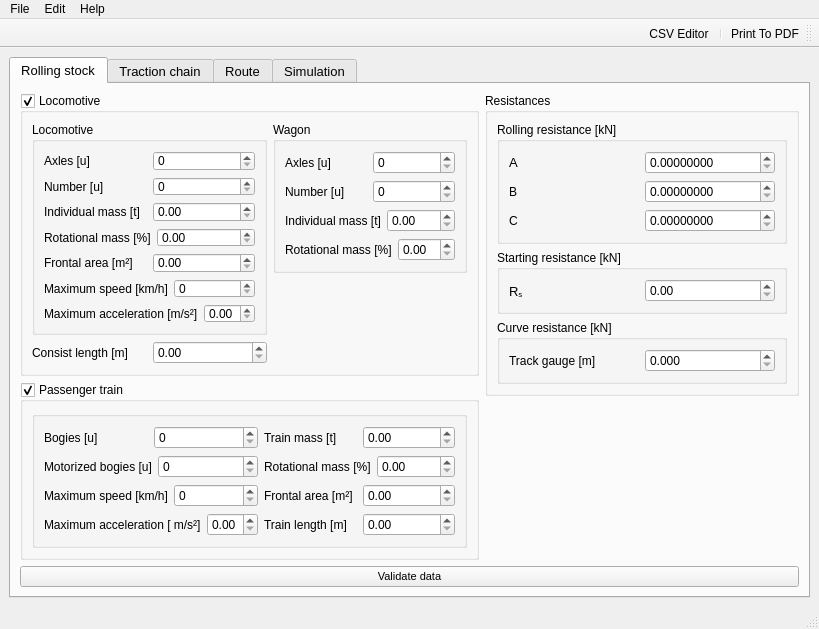
Old version of the form RailwaySim_GUI.ui in the repository danicc097/RailwaySim.
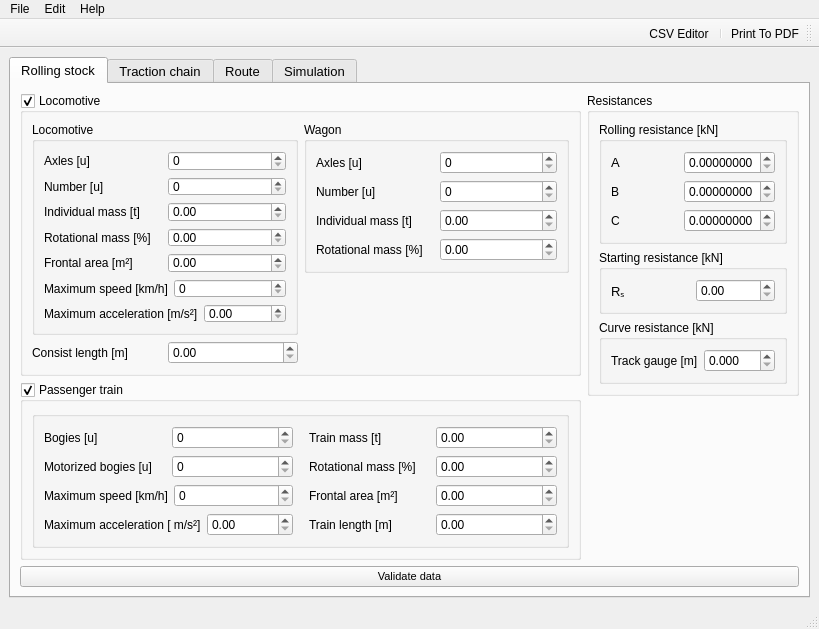
New version of the form. The open tabs and pages were chosen to show the change. Icons and pictures are not drawn.

Patch:
```diff
--- a/RailwaySim_GUI.ui
+++ b/RailwaySim_GUI.ui
@@ -57,7 +57,7 @@
        <bool>false</bool>
       </property>
       <property name="currentIndex">
-       <number>3</number>
+       <number>0</number>
       </property>
       <property name="documentMode">
        <bool>false</bool>
@@ -136,7 +136,7 @@
              <item>
               <widget class="QGroupBox" name="groupBox_5">
                <property name="sizePolicy">
-                <sizepolicy hsizetype="Preferred" vsizetype="Preferred">
+                <sizepolicy hsizetype="Minimum" vsizetype="Preferred">
                  <horstretch>0</horstretch>
                  <verstretch>0</verstretch>
                 </sizepolicy>
@@ -145,7 +145,34 @@
                 <string/>
                </property>
                <layout class="QGridLayout" name="gridLayout">
-                <item row="0" column="1">
+                <item row="3" column="2">
+                 <layout class="QHBoxLayout" name="horizontalLayout_32">
+                  <item>
+                   <widget class="QLabel" name="label_25">
+                    <property name="text">
+                     <string>Train length [m]</string>
+                    </property>
+                   </widget>
+                  </item>
+                  <item>
+                   <widget class="QDoubleSpinBox" name="TRAIN_LENGTH">
+                    <property name="wrapping">
+                     <bool>false</bool>
+                    </property>
+                    <property name="specialValueText">
+                     <string/>
+                    </property>
+                    <property name="prefix">
+                     <string/>
+                    </property>
+                    <property name="suffix">
+                     <string/>
+                    </property>
+                   </widget>
+                  </item>
+                 </layout>
+                </item>
+                <item row="0" column="2">
                  <layout class="QHBoxLayout" name="horizontalLayout_11">
                   <item>
                    <widget class="QLabel" name="label_9">
@@ -175,33 +202,6 @@
                   </item>
                  </layout>
                 </item>
-                <item row="1" column="0">
-                 <layout class="QHBoxLayout" name="horizontalLayout_16">
-                  <item>
-                   <widget class="QLabel" name="label_17">
-                    <property name="text">
-                     <string>Motorized bogies [u]</string>
-                    </property>
-                   </widget>
-                  </item>
-                  <item>
-                   <widget class="QSpinBox" name="MOTOR_BOGIES">
-                    <property name="layoutDirection">
-                     <enum>Qt::LeftToRight</enum>
-                    </property>
-                    <property name="wrapping">
-                     <bool>false</bool>
-                    </property>
-                    <property name="specialValueText">
-                     <string/>
-                    </property>
-                    <property name="suffix">
-                     <string/>
-                    </property>
-                   </widget>
-                  </item>
-                 </layout>
-                </item>
                 <item row="2" column="0">
                  <layout class="QHBoxLayout" name="horizontalLaya_2">
                   <item>
@@ -229,34 +229,7 @@
                   </item>
                  </layout>
                 </item>
-                <item row="0" column="0">
-                 <layout class="QHBoxLayout" name="horizontalLayout_17">
-                  <item>
-                   <widget class="QLabel" name="label_18">
-                    <property name="text">
-                     <string>Bogies [u]</string>
-                    </property>
-                   </widget>
-                  </item>
-                  <item>
-                   <widget class="QSpinBox" name="BOGIES">
-                    <property name="layoutDirection">
-                     <enum>Qt::LeftToRight</enum>
-                    </property>
-                    <property name="wrapping">
-                     <bool>false</bool>
-                    </property>
-                    <property name="specialValueText">
-                     <string/>
-                    </property>
-                    <property name="suffix">
-                     <string/>
-                    </property>
-                   </widget>
-                  </item>
-                 </layout>
-                </item>
-                <item row="2" column="1">
+                <item row="2" column="2">
                  <layout class="QHBoxLayout" name="horizontalLayout_13">
                   <item>
                    <widget class="QLabel" name="label_13">
@@ -283,6 +256,60 @@
                   </item>
                  </layout>
                 </item>
+                <item row="1" column="0">
+                 <layout class="QHBoxLayout" name="horizontalLayout_16">
+                  <item>
+                   <widget class="QLabel" name="label_17">
+                    <property name="text">
+                     <string>Motorized bogies [u]</string>
+                    </property>
+                   </widget>
+                  </item>
+                  <item>
+                   <widget class="QSpinBox" name="MOTOR_BOGIES">
+                    <property name="layoutDirection">
+                     <enum>Qt::LeftToRight</enum>
+                    </property>
+                    <property name="wrapping">
+                     <bool>false</bool>
+                    </property>
+                    <property name="specialValueText">
+                     <string/>
+                    </property>
+                    <property name="suffix">
+                     <string/>
+                    </property>
+                   </widget>
+                  </item>
+                 </layout>
+                </item>
+                <item row="1" column="2">
+                 <layout class="QHBoxLayout" name="horizontalLayout_12">
+                  <item>
+                   <widget class="QLabel" name="label_12">
+                    <property name="text">
+                     <string>Rotational mass [%]</string>
+                    </property>
+                   </widget>
+                  </item>
+                  <item>
+                   <widget class="QDoubleSpinBox" name="TRAIN_ROT_MASS">
+                    <property name="wrapping">
+                     <bool>false</bool>
+                    </property>
+                    <property name="specialValueText">
+                     <string/>
+                    </property>
+                    <property name="prefix">
+                     <string/>
+                    </property>
+                    <property name="suffix">
+                     <string/>
+                    </property>
+                   </widget>
+                  </item>
+                 </layout>
+                </item>
                 <item row="3" column="0">
                  <layout class="QHBoxLayout" name="horizontalLayout_14">
                   <item>
@@ -313,26 +340,26 @@
                   </item>
                  </layout>
                 </item>
-                <item row="1" column="1">
-                 <layout class="QHBoxLayout" name="horizontalLayout_12">
+                <item row="0" column="0">
+                 <layout class="QHBoxLayout" name="horizontalLayout_17">
                   <item>
-                   <widget class="QLabel" name="label_12">
+                   <widget class="QLabel" name="label_18">
                     <property name="text">
-                     <string>Rotational mass [%]</string>
+                     <string>Bogies [u]</string>
                     </property>
                    </widget>
                   </item>
                   <item>
-                   <widget class="QDoubleSpinBox" name="TRAIN_ROT_MASS">
+                   <widget class="QSpinBox" name="BOGIES">
+                    <property name="layoutDirection">
+                     <enum>Qt::LeftToRight</enum>
+                    </property>
                     <property name="wrapping">
                      <bool>false</bool>
                     </property>
                     <property name="specialValueText">
                      <string/>
                     </property>
-                    <property name="prefix">
-                     <string/>
-                    </property>
                     <property name="suffix">
                      <string/>
                     </property>
@@ -340,32 +367,21 @@
                   </item>
                  </layout>
                 </item>
-                <item row="3" column="1">
-                 <layout class="QHBoxLayout" name="horizontalLayout_32">
-                  <item>
-                   <widget class="QLabel" name="label_25">
-                    <property name="text">
-                     <string>Train length [m]</string>
-                    </property>
-                   </widget>
-                  </item>
-                  <item>
-                   <widget class="QDoubleSpinBox" name="TRAIN_LENGTH">
-                    <property name="wrapping">
-                     <bool>false</bool>
-                    </property>
-                    <property name="specialValueText">
-                     <string/>
-                    </property>
-                    <property name="prefix">
-                     <string/>
-                    </property>
-                    <property name="suffix">
-                     <string/>
-                    </property>
-                   </widget>
-                  </item>
-                 </layout>
+                <item row="0" column="1">
+                 <spacer name="horizontalSpacer_3">
+                  <property name="orientation">
+                   <enum>Qt::Horizontal</enum>
+                  </property>
+                  <property name="sizeType">
+                   <enum>QSizePolicy::Maximum</enum>
+                  </property>
+                  <property name="sizeHint" stdset="0">
+                   <size>
+                    <width>10</width>
+                    <height>20</height>
+                   </size>
+                  </property>
+                 </spacer>
                 </item>
                </layout>
               </widget>
@@ -404,7 +420,7 @@
                <item row="0" column="0" alignment="Qt::AlignTop">
                 <widget class="QGroupBox" name="groupBox_3">
                  <property name="sizePolicy">
-                  <sizepolicy hsizetype="Maximum" vsizetype="Fixed">
+                  <sizepolicy hsizetype="Minimum" vsizetype="Fixed">
                    <horstretch>0</horstretch>
                    <verstretch>0</verstretch>
                   </sizepolicy>
@@ -614,7 +630,7 @@
                <item row="0" column="1" alignment="Qt::AlignTop">
                 <widget class="QGroupBox" name="groupBox_4">
                  <property name="sizePolicy">
-                  <sizepolicy hsizetype="Preferred" vsizetype="Ignored">
+                  <sizepolicy hsizetype="Minimum" vsizetype="Ignored">
                    <horstretch>0</horstretch>
                    <verstretch>0</verstretch>
                   </sizepolicy>
@@ -778,7 +794,7 @@
           <item row="0" column="1" rowspan="2" alignment="Qt::AlignTop">
            <widget class="QGroupBox" name="groupBox_6">
             <property name="sizePolicy">
-             <sizepolicy hsizetype="Minimum" vsizetype="Maximum">
+             <sizepolicy hsizetype="Maximum" vsizetype="Maximum">
               <horstretch>0</horstretch>
               <verstretch>0</verstretch>
              </sizepolicy>
```
